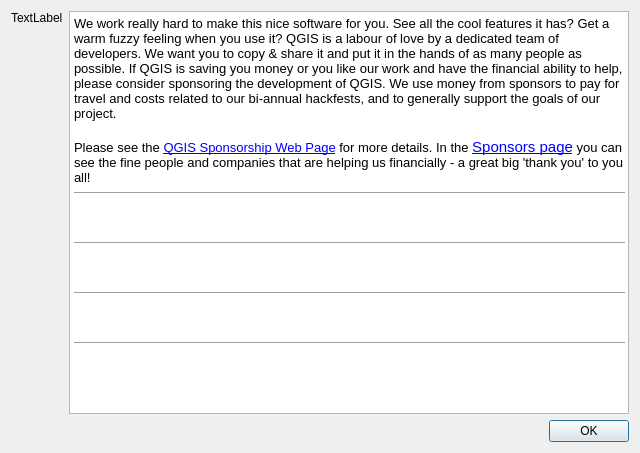
Old version of the form src/ui/qgssponsorsbase.ui in the repository qgis/QGIS.
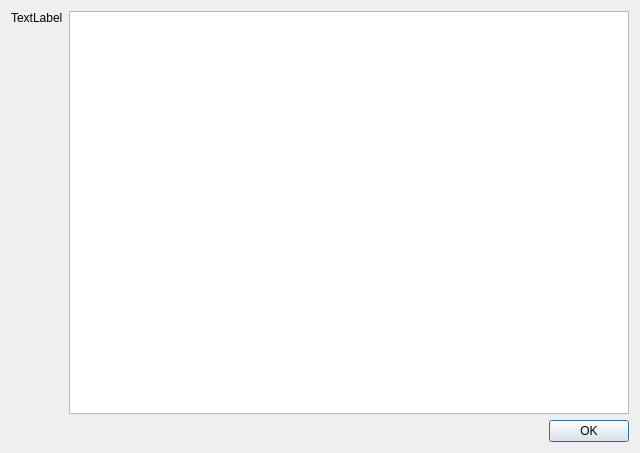
New version of the form. Icons and pictures are not drawn.

Commit message: Added sponsors generated from changelog site

```diff
--- a/src/ui/qgssponsorsbase.ui
+++ b/src/ui/qgssponsorsbase.ui
@@ -33,21 +33,8 @@
       <string>&lt;!DOCTYPE HTML PUBLIC &quot;-//W3C//DTD HTML 4.0//EN&quot; &quot;http://www.w3.org/TR/REC-html40/strict.dtd&quot;&gt;
 &lt;html&gt;&lt;head&gt;&lt;meta name=&quot;qrichtext&quot; content=&quot;1&quot; /&gt;&lt;style type=&quot;text/css&quot;&gt;
 p, li { white-space: pre-wrap; }
-&lt;/style&gt;&lt;/head&gt;&lt;body style=&quot; font-family:'Cantarell'; font-size:11pt; font-weight:400; font-style:normal;&quot;&gt;
-&lt;p style=&quot; margin-top:0px; margin-bottom:0px; margin-left:0px; margin-right:0px; -qt-block-indent:0; text-indent:0px;&quot;&gt;&lt;span style=&quot; font-family:'Ubuntu'; font-size:10pt;&quot;&gt;We work really hard to make this nice software for you. See all the cool features it has? Get a warm fuzzy feeling when you use it? QGIS is a labour of love by a dedicated team of developers. We want you to copy &amp;amp; share it and put it in the hands of as many people as possible. If QGIS is saving you money or you like our work and have the financial ability to help, please consider sponsoring the development of QGIS. We use money from sponsors to pay for travel and costs related to our bi-annual hackfests, and to generally support the goals of our project.&lt;br /&gt;&lt;br /&gt;Please see the &lt;/span&gt;&lt;a href=&quot;http://qgis.org/en/site/getinvolved/governance/sponsorship/sponsorship.html&quot;&gt;&lt;span style=&quot; font-family:'Ubuntu'; font-size:10pt; text-decoration: underline; color:#0000ff;&quot;&gt;QGIS Sponsorship Web Page&lt;/span&gt;&lt;/a&gt;&lt;span style=&quot; font-family:'Ubuntu'; font-size:10pt;&quot;&gt; for more details. In the &lt;/span&gt;&lt;a href=&quot;http://qgis.org/en/site/about/sponsorship.html#list-of-sponsors&quot;&gt;&lt;span style=&quot; text-decoration: underline; color:#0000ff;&quot;&gt;Sponsors page&lt;/span&gt;&lt;/a&gt;&lt;span style=&quot; font-family:'Ubuntu'; font-size:10pt;&quot;&gt; you can see the fine people and companies that are helping us financially - a great big 'thank you' to you all!&lt;/span&gt;&lt;/p&gt;
-&lt;hr /&gt;
-&lt;p align=&quot;center&quot; style=&quot; margin-top:0px; margin-bottom:0px; margin-left:0px; margin-right:0px; -qt-block-indent:0; text-indent:0px;&quot;&gt;&lt;img src=&quot;:/images/sponsors/sponsors/gold.png&quot; /&gt;&lt;/p&gt;
-&lt;p align=&quot;center&quot; style=&quot; margin-top:0px; margin-bottom:0px; margin-left:0px; margin-right:0px; -qt-block-indent:0; text-indent:0px;&quot;&gt;&lt;img src=&quot;:/images/sponsors/sponsors/aas_300wide.png&quot; /&gt;&lt;/p&gt;
-&lt;p style=&quot;-qt-paragraph-type:empty; margin-top:0px; margin-bottom:0px; margin-left:0px; margin-right:0px; -qt-block-indent:0; text-indent:0px;&quot;&gt;&lt;br /&gt;&lt;/p&gt;
-&lt;hr /&gt;
-&lt;p align=&quot;center&quot; style=&quot; margin-top:0px; margin-bottom:0px; margin-left:0px; margin-right:0px; -qt-block-indent:0; text-indent:0px;&quot;&gt;&lt;img src=&quot;:/images/sponsors/sponsors/silver.png&quot; /&gt;&lt;/p&gt;
-&lt;p align=&quot;center&quot; style=&quot; margin-top:0px; margin-bottom:0px; margin-left:0px; margin-right:0px; -qt-block-indent:0; text-indent:0px;&quot;&gt;&lt;img src=&quot;:/images/sponsors/sponsors/vorarlberg.png&quot; /&gt; &lt;img src=&quot;:/images/sponsors/sponsors/gaia.png&quot; /&gt;&lt;/p&gt;
-&lt;p style=&quot;-qt-paragraph-type:empty; margin-top:0px; margin-bottom:0px; margin-left:0px; margin-right:0px; -qt-block-indent:0; text-indent:0px;&quot;&gt;&lt;br /&gt;&lt;/p&gt;
-&lt;hr /&gt;
-&lt;p align=&quot;center&quot; style=&quot; margin-top:0px; margin-bottom:0px; margin-left:0px; margin-right:0px; -qt-block-indent:0; text-indent:0px;&quot;&gt;&lt;img src=&quot;:/images/sponsors/sponsors/bronze.png&quot; /&gt;&lt;/p&gt;
-&lt;p align=&quot;center&quot; style=&quot; margin-top:0px; margin-bottom:0px; margin-left:0px; margin-right:0px; -qt-block-indent:0; text-indent:0px;&quot;&gt;&lt;img src=&quot;:/images/sponsors/sponsors/ibw.png&quot; /&gt; &lt;img src=&quot;:/images/sponsors/sponsors/geosynergy.png&quot; /&gt;&lt;/p&gt;
-&lt;p style=&quot;-qt-paragraph-type:empty; margin-top:0px; margin-bottom:0px; margin-left:0px; margin-right:0px; -qt-block-indent:0; text-indent:0px;&quot;&gt;&lt;br /&gt;&lt;/p&gt;
-&lt;hr /&gt;&lt;/body&gt;&lt;/html&gt;</string>
+&lt;/style&gt;&lt;/head&gt;&lt;body style=&quot; font-family:'Sans Serif'; font-size:10pt; font-weight:400; font-style:normal;&quot;&gt;
+&lt;p style=&quot;-qt-paragraph-type:empty; margin-top:0px; margin-bottom:0px; margin-left:0px; margin-right:0px; -qt-block-indent:0; text-indent:0px;&quot;&gt;&lt;br /&gt;&lt;/p&gt;&lt;/body&gt;&lt;/html&gt;</string>
      </property>
      <property name="openExternalLinks">
       <bool>true</bool>
```
The commit also changes 39 other files.
